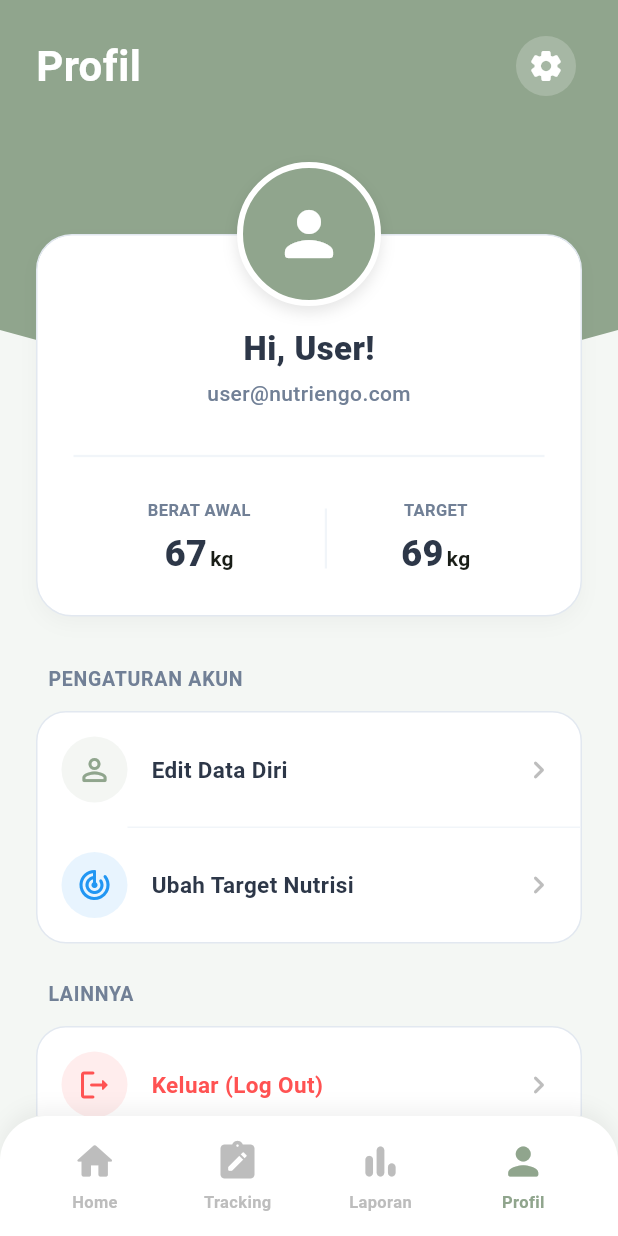
After one commit to javierrayhan/nutri-go, a Flutter app: the ProfileScreen screen opened by its route, on a phone screen of 412 x 824 dp. The commit adds this screen. Run offline on Flutter 3.47's test engine with Material 3 defaults, Android fonts, the phone set to English and light mode, and no system bars; our stand-ins replace shared_preferences; accounts and stored records are empty.

Commit message:
Add: profile.dart, change: about icon to profile icon

```diff
--- a/NutrienGO/nutriengo/lib/home.dart
+++ b/NutrienGO/nutriengo/lib/home.dart
@@ -282,7 +282,13 @@ class HomeScreen extends StatelessWidget {
             false,
             '/laporan',
           ),
-          _buildNavItem(context, Icons.info_rounded, 'About', false, '/about'),
+          _buildNavItem(
+            context,
+            Icons.person_rounded,
+            'Profile',
+            false,
+            '/profile',
+          ),
         ],
       ),
     );
--- a/NutrienGO/nutriengo/lib/main.dart
+++ b/NutrienGO/nutriengo/lib/main.dart
@@ -5,6 +5,7 @@ import 'signup.dart';
 import 'assesment.dart';
 import 'home.dart';
 import 'tracking.dart';
+import 'profile.dart';
 
 void main() {
   runApp(const MyApp());
@@ -32,6 +33,7 @@ class MyApp extends StatelessWidget {
         '/assessment': (context) => const AssessmentScreen(),
         '/home': (context) => const HomeScreen(),
         '/track': (context) => const TrackingScreen(),
+        '/profile': (context) => const ProfileScreen(),
         // Nanti tinggal tambah '/register': (context) => const RegisterScreen(),
       },
     );
--- /dev/null
+++ b/NutrienGO/nutriengo/lib/profile.dart
@@ -0,0 +1,487 @@
+import 'package:flutter/material.dart';
+
+class ProfileScreen extends StatelessWidget {
+  const ProfileScreen({super.key});
+
+  // Helper method for native-feeling toasts
+  void _showToast(BuildContext context, String message) {
+    ScaffoldMessenger.of(context).showSnackBar(
+      SnackBar(
+        content: Row(
+          children: [
+            const Icon(Icons.info_outline_rounded, color: Color(0xFF90A58D)),
+            const SizedBox(width: 12),
+            Text(message, style: const TextStyle(fontWeight: FontWeight.w600)),
+          ],
+        ),
+        backgroundColor: const Color(0xFF2D3748),
+        behavior: SnackBarBehavior.floating,
+        shape: RoundedRectangleBorder(borderRadius: BorderRadius.circular(12)),
+        duration: const Duration(seconds: 2),
+      ),
+    );
+  }
+
+  @override
+  Widget build(BuildContext context) {
+    const Color sageGreen = Color(0xFF90A58D);
+    const Color bgLight = Color(0xFFF4F7F4);
+    const Color textDark = Color(0xFF2D3748);
+    const Color textLight = Color(0xFF718096);
+    const Color cardBorder = Color(0xFFE2E8F0);
+
+    return Scaffold(
+      backgroundColor: bgLight,
+      body: Stack(
+        children: [
+          // Curved Green Header Background
+          ClipPath(
+            clipper: HeaderClipper(),
+            child: Container(height: 280, color: sageGreen),
+          ),
+          SafeArea(
+            child: Column(
+              children: [
+                // Top Bar
+                Padding(
+                  padding: const EdgeInsets.fromLTRB(24, 20, 24, 10),
+                  child: Row(
+                    mainAxisAlignment: MainAxisAlignment.spaceBetween,
+                    children: [
+                      const Text(
+                        'Profil',
+                        style: TextStyle(
+                          fontSize: 28,
+                          fontWeight: FontWeight.bold,
+                          color: Colors.white,
+                        ),
+                      ),
+                      IconButton(
+                        onPressed: () =>
+                            _showToast(context, 'Membuka pengaturan...'),
+                        icon: const Icon(
+                          Icons.settings_rounded,
+                          color: Colors.white,
+                        ),
+                        style: IconButton.styleFrom(
+                          backgroundColor: Colors.white.withOpacity(0.2),
+                        ),
+                      ),
+                    ],
+                  ),
+                ),
+
+                // Scrollable Content
+                Expanded(
+                  child: SingleChildScrollView(
+                    padding: const EdgeInsets.symmetric(horizontal: 24.0),
+                    child: Column(
+                      crossAxisAlignment: CrossAxisAlignment.start,
+                      children: [
+                        const SizedBox(height: 30),
+
+                        // Profile Card with Overlapping Avatar
+                        Stack(
+                          clipBehavior: Clip.none,
+                          alignment: Alignment.topCenter,
+                          children: [
+                            // The White Card
+                            Container(
+                              margin: const EdgeInsets.only(top: 48),
+                              padding: const EdgeInsets.fromLTRB(
+                                24,
+                                60,
+                                24,
+                                24,
+                              ),
+                              decoration: BoxDecoration(
+                                color: Colors.white,
+                                borderRadius: BorderRadius.circular(24),
+                                border: Border.all(color: cardBorder),
+                                boxShadow: [
+                                  BoxShadow(
+                                    color: Colors.black.withOpacity(0.03),
+                                    blurRadius: 10,
+                                    offset: const Offset(0, 5),
+                                  ),
+                                ],
+                              ),
+                              child: Column(
+                                children: [
+                                  const Text(
+                                    'Hi, User!',
+                                    style: TextStyle(
+                                      fontSize: 22,
+                                      fontWeight: FontWeight.w900,
+                                      color: textDark,
+                                    ),
+                                  ),
+                                  const SizedBox(height: 4),
+                                  const Text(
+                                    'user@nutriengo.com',
+                                    style: TextStyle(
+                                      fontSize: 14,
+                                      color: textLight,
+                                      fontWeight: FontWeight.w500,
+                                    ),
+                                  ),
+
+                                  const SizedBox(height: 24),
+                                  const Divider(
+                                    color: Color(0xFFF1F5F9),
+                                    thickness: 1.5,
+                                  ),
+                                  const SizedBox(height: 20),
+
+                                  // Mini Stats
+                                  Row(
+                                    mainAxisAlignment:
+                                        MainAxisAlignment.spaceEvenly,
+                                    children: [
+                                      _buildMiniStat(
+                                        'BERAT AWAL',
+                                        '67',
+                                        textLight,
+                                        textDark,
+                                      ),
+                                      Container(
+                                        width: 1.5,
+                                        height: 40,
+                                        color: const Color(0xFFF1F5F9),
+                                      ),
+                                      _buildMiniStat(
+                                        'TARGET',
+                                        '69',
+                                        textLight,
+                                        textDark,
+                                      ),
+                                    ],
+                                  ),
+                                ],
+                              ),
+                            ),
+
+                            // Overlapping Avatar
+                            Positioned(
+                              top: 0,
+                              child: Container(
+                                width: 96,
+                                height: 96,
+                                decoration: BoxDecoration(
+                                  color: sageGreen,
+                                  shape: BoxShape.circle,
+                                  border: Border.all(
+                                    color: Colors.white,
+                                    width: 4,
+                                  ),
+                                  boxShadow: [
+                                    BoxShadow(
+                                      color: Colors.black.withOpacity(0.1),
+                                      blurRadius: 8,
+                                      offset: const Offset(0, 4),
+                                    ),
+                                  ],
+                                ),
+                                child: const Center(
+                                  child: Icon(
+                                    Icons.person_rounded,
+                                    size: 48,
+                                    color: Colors.white,
+                                  ),
+                                ),
+                              ),
+                            ),
+                          ],
+                        ),
+
+                        const SizedBox(height: 32),
+
+                        // Account Settings Menu
+                        const Padding(
+                          padding: EdgeInsets.only(left: 8.0, bottom: 12.0),
+                          child: Text(
+                            'PENGATURAN AKUN',
+                            style: TextStyle(
+                              fontSize: 13,
+                              fontWeight: FontWeight.bold,
+                              color: textLight,
+                              letterSpacing: 0.5,
+                            ),
+                          ),
+                        ),
+                        Container(
+                          decoration: BoxDecoration(
+                            color: Colors.white,
+                            borderRadius: BorderRadius.circular(20),
+                            border: Border.all(color: cardBorder),
+                          ),
+                          child: Column(
+                            children: [
+                              _buildMenuTile(
+                                context,
+                                icon: Icons.person_outline_rounded,
+                                iconColor: sageGreen,
+                                iconBgColor: sageGreen.withOpacity(0.1),
+                                title: 'Edit Data Diri',
+                                onTap: () => _showToast(
+                                  context,
+                                  'Menu Edit Profil di-klik',
+                                ),
+                              ),
+                              const Divider(
+                                height: 1,
+                                color: Color(0xFFF1F5F9),
+                                indent: 60,
+                              ),
+                              _buildMenuTile(
+                                context,
+                                icon: Icons.track_changes_rounded,
+                                iconColor: Colors.blue,
+                                iconBgColor: Colors.blue.withOpacity(0.1),
+                                title: 'Ubah Target Nutrisi',
+                                onTap: () => _showToast(
+                                  context,
+                                  'Menu Target Nutrisi di-klik',
+                                ),
+                              ),
+                            ],
+                          ),
+                        ),
+
+                        const SizedBox(height: 24),
+
+                        // Others Menu
+                        const Padding(
+                          padding: EdgeInsets.only(left: 8.0, bottom: 12.0),
+                          child: Text(
+                            'LAINNYA',
+                            style: TextStyle(
+                              fontSize: 13,
+                              fontWeight: FontWeight.bold,
+                              color: textLight,
+                              letterSpacing: 0.5,
+                            ),
+                          ),
+                        ),
+                        Container(
+                          margin: const EdgeInsets.only(bottom: 40),
+                          decoration: BoxDecoration(
+                            color: Colors.white,
+                            borderRadius: BorderRadius.circular(20),
+                            border: Border.all(color: cardBorder),
+                          ),
+                          child: _buildMenuTile(
+                            context,
+                            icon: Icons.logout_rounded,
+                            iconColor: Colors.redAccent,
+                            iconBgColor: Colors.redAccent.withOpacity(0.1),
+                            title: 'Keluar (Log Out)',
+                            textColor: Colors.redAccent,
+                            onTap: () =>
+                                _showToast(context, 'Proses Log Out...'),
+                          ),
+                        ),
+                      ],
+                    ),
+                  ),
+                ),
+              ],
+            ),
+          ),
+        ],
+      ),
+      bottomNavigationBar: _buildBottomNav(context),
+    );
+  }
+
+  // --- COMPONENT BUILDERS ---
+
+  Widget _buildMiniStat(
+    String label,
+    String value,
+    Color labelColor,
+    Color valueColor,
+  ) {
+    return Column(
+      children: [
+        Text(
+          label,
+          style: TextStyle(
+            fontSize: 11,
+            fontWeight: FontWeight.bold,
+            color: labelColor,
+          ),
+        ),
+        const SizedBox(height: 4),
+        Row(
+          crossAxisAlignment: CrossAxisAlignment.baseline,
+          textBaseline: TextBaseline.alphabetic,
+          children: [
+            Text(
+              value,
+              style: TextStyle(
+                fontSize: 24,
+                fontWeight: FontWeight.w900,
+                color: valueColor,
+              ),
+            ),
+            const SizedBox(width: 2),
+            const Text(
+              'kg',
+              style: TextStyle(fontSize: 14, fontWeight: FontWeight.w600),
+            ),
+          ],
+        ),
+      ],
+    );
+  }
+
+  Widget _buildMenuTile(
+    BuildContext context, {
+    required IconData icon,
+    required Color iconColor,
+    required Color iconBgColor,
+    required String title,
+    Color textColor = const Color(0xFF2D3748),
+    required VoidCallback onTap,
+  }) {
+    return InkWell(
+      onTap: onTap,
+      borderRadius: BorderRadius.circular(20),
+      child: Padding(
+        padding: const EdgeInsets.symmetric(horizontal: 16, vertical: 16),
+        child: Row(
+          children: [
+            Container(
+              width: 44,
+              height: 44,
+              decoration: BoxDecoration(
+                color: iconBgColor,
+                shape: BoxShape.circle,
+              ),
+              child: Icon(icon, color: iconColor),
+            ),
+            const SizedBox(width: 16),
+            Expanded(
+              child: Text(
+                title,
+                style: TextStyle(
+                  fontSize: 15,
+                  fontWeight: FontWeight.bold,
+                  color: textColor,
+                ),
+              ),
+            ),
+            Icon(Icons.chevron_right_rounded, color: Colors.grey[400]),
+          ],
+        ),
+      ),
+    );
+  }
+
+  // --- BOTTOM NAV ---
+  Widget _buildBottomNav(BuildContext context) {
+    return Container(
+      height: 80,
+      decoration: BoxDecoration(
+        color: Colors.white,
+        borderRadius: const BorderRadius.only(
+          topLeft: Radius.circular(30),
+          topRight: Radius.circular(30),
+        ),
+        boxShadow: [
+          BoxShadow(
+            color: Colors.black.withOpacity(0.05),
+            blurRadius: 10,
+            offset: const Offset(0, -5),
+          ),
+        ],
+      ),
+      child: Row(
+        mainAxisAlignment: MainAxisAlignment.spaceEvenly,
+        children: [
+          _buildNavItem(context, Icons.home_rounded, 'Home', false, '/home'),
+          _buildNavItem(
+            context,
+            Icons.note_alt_rounded,
+            'Tracking',
+            false,
+            '/track',
+          ),
+          _buildNavItem(
+            context,
+            Icons.bar_chart_rounded,
+            'Laporan',
+            false,
+            '/laporan',
+          ),
+          _buildNavItem(
+            context,
+            Icons.person_rounded,
+            'Profil',
+            true,
+            '/profile',
+          ),
+        ],
+      ),
+    );
+  }
+
+  Widget _buildNavItem(
+    BuildContext context,
+    IconData icon,
+    String label,
+    bool isActive,
+    String route,
+  ) {
+    final color = isActive ? const Color(0xFF90A58D) : Colors.grey[400];
+    return GestureDetector(
+      onTap: () {
+        if (!isActive) Navigator.pushReplacementNamed(context, route);
+      },
+      child: Container(
+        color: Colors.transparent, // Increases tap target area
+        width: 64,
+        child: Column(
+          mainAxisAlignment: MainAxisAlignment.center,
+          children: [
+            Icon(icon, color: color, size: 30),
+            const SizedBox(height: 4),
+            Text(
+              label,
+              style: TextStyle(
+                color: color,
+                fontSize: 11,
+                fontWeight: FontWeight.bold,
+              ),
+            ),
+          ],
+        ),
+      ),
+    );
+  }
+}
+
+// --- CUSTOM CLIPPER ---
+// Reused from your previous screens to keep it self-contained
+class HeaderClipper extends CustomClipper<Path> {
+  @override
+  Path getClip(Size size) {
+    var path = Path();
+    path.lineTo(0, size.height - 60);
+    var controlPoint = Offset(size.width / 2, size.height);
+    var endPoint = Offset(size.width, size.height - 60);
+    path.quadraticBezierTo(
+      controlPoint.dx,
+      controlPoint.dy,
+      endPoint.dx,
+      endPoint.dy,
+    );
+    path.lineTo(size.width, 0);
+    path.close();
+    return path;
+  }
+
+  @override
+  bool shouldReclip(CustomClipper<Path> oldClipper) => false;
+}
--- a/NutrienGO/nutriengo/lib/tracking.dart
+++ b/NutrienGO/nutriengo/lib/tracking.dart
@@ -449,7 +449,7 @@ class _TrackingScreenState extends State<TrackingScreen> {
           _buildNavItem(Icons.home_rounded, 'Home', false, '/home'),
           _buildNavItem(Icons.note_alt_rounded, 'Tracking', true, '/Tracking'),
           _buildNavItem(Icons.bar_chart_rounded, 'Laporan', false, '/laporan'),
-          _buildNavItem(Icons.info_rounded, 'About', false, '/about'),
+          _buildNavItem(Icons.person_rounded, 'Profile', false, '/profile'),
         ],
       ),
     );
```
